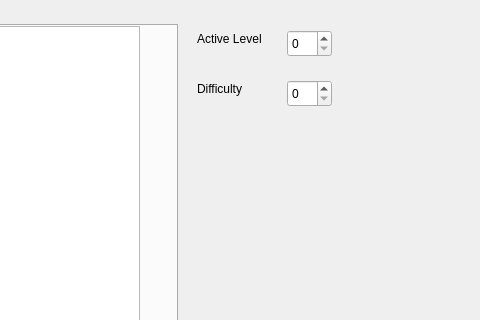
Above: mainwindow.ui from michielskobe/advanced-programming-techniques-final-project before the change; both pictures show x 633 to 1113 and y 0 to 320 of the 1113 by 906 pixel window. Below: the same form after it.
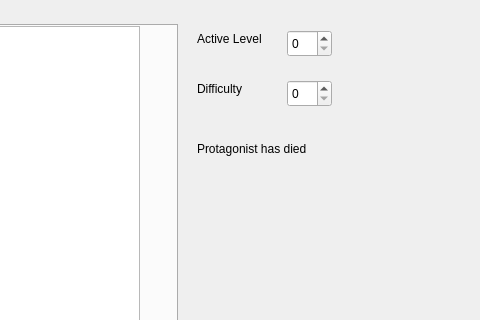
That is the form after the change.

Commit message: Adding text hint that protagonist has died

What changed in the file:
```diff
--- a/mainwindow.ui
+++ b/mainwindow.ui
@@ -225,6 +225,22 @@
      <number>2</number>
     </property>
    </widget>
+   <widget class="QLabel" name="protagonist_label">
+    <property name="enabled">
+     <bool>true</bool>
+    </property>
+    <property name="geometry">
+     <rect>
+      <x>830</x>
+      <y>140</y>
+      <width>271</width>
+      <height>18</height>
+     </rect>
+    </property>
+    <property name="text">
+     <string>Protagonist has died</string>
+    </property>
+   </widget>
   </widget>
   <widget class="QMenuBar" name="menubar">
    <property name="geometry">
```
The commit also changes 2 other files.
